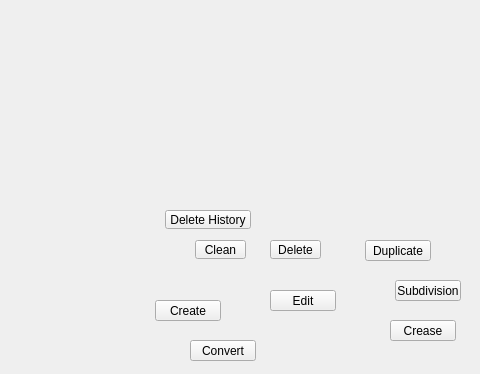
Above: ui/1_base_menus/2_sub_menus/edit_submenu.ui from m3trik/Scripts_portable before the change; both pictures show x 0 to 480 and y 0 to 374 of the 600 by 600 pixel window. Below: the same form after it.
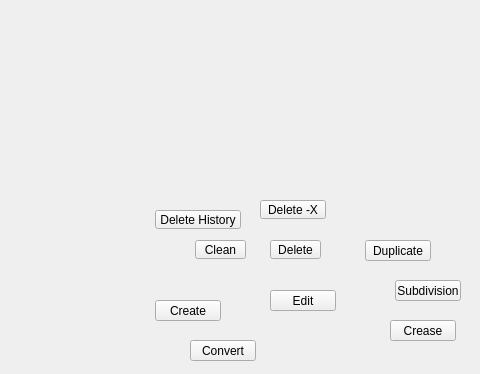
That is the form after the change. Custom widgets are drawn as their Qt base class.

What changed in the file:
```diff
--- a/ui/1_base_menus/2_sub_menus/edit_submenu.ui
+++ b/ui/1_base_menus/2_sub_menus/edit_submenu.ui
@@ -230,7 +230,7 @@
    <widget class="QToolButton_" name="tb001">
     <property name="geometry">
      <rect>
-      <x>165</x>
+      <x>155</x>
       <y>210</y>
       <width>86</width>
       <height>19</height>
@@ -314,6 +314,43 @@
      </size>
     </property>
    </widget>
+   <widget class="QToolButton_" name="tb003">
+    <property name="geometry">
+     <rect>
+      <x>260</x>
+      <y>200</y>
+      <width>66</width>
+      <height>19</height>
+     </rect>
+    </property>
+    <property name="minimumSize">
+     <size>
+      <width>0</width>
+      <height>19</height>
+     </size>
+    </property>
+    <property name="maximumSize">
+     <size>
+      <width>111</width>
+      <height>19</height>
+     </size>
+    </property>
+    <property name="toolTip">
+     <string>Delete Component or if object selected, along axis</string>
+    </property>
+    <property name="layoutDirection">
+     <enum>Qt::LeftToRight</enum>
+    </property>
+    <property name="text">
+     <string>Delete -X</string>
+    </property>
+    <property name="iconSize">
+     <size>
+      <width>18</width>
+      <height>18</height>
+     </size>
+    </property>
+   </widget>
   </widget>
  </widget>
  <customwidgets>
```
